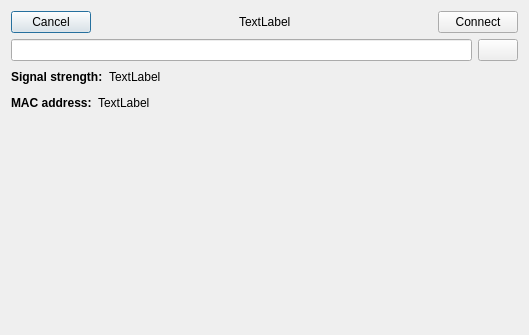
First picture: the form in src/widgets/dialogs/wifi/connectiondialog.ui, repository Quill-OS/quill, before the edit.
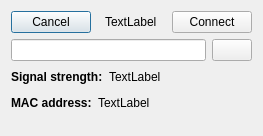
Second picture: the form after the edit.

What changed in the file:
```diff
--- a/src/widgets/dialogs/wifi/connectiondialog.ui
+++ b/src/widgets/dialogs/wifi/connectiondialog.ui
@@ -6,8 +6,8 @@
    <rect>
     <x>0</x>
     <y>0</y>
-    <width>529</width>
-    <height>335</height>
+    <width>263</width>
+    <height>136</height>
    </rect>
   </property>
   <property name="windowTitle">
```
